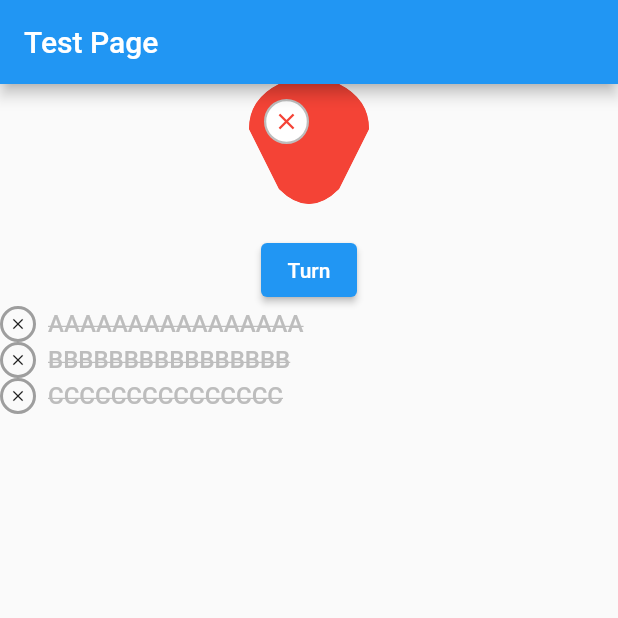
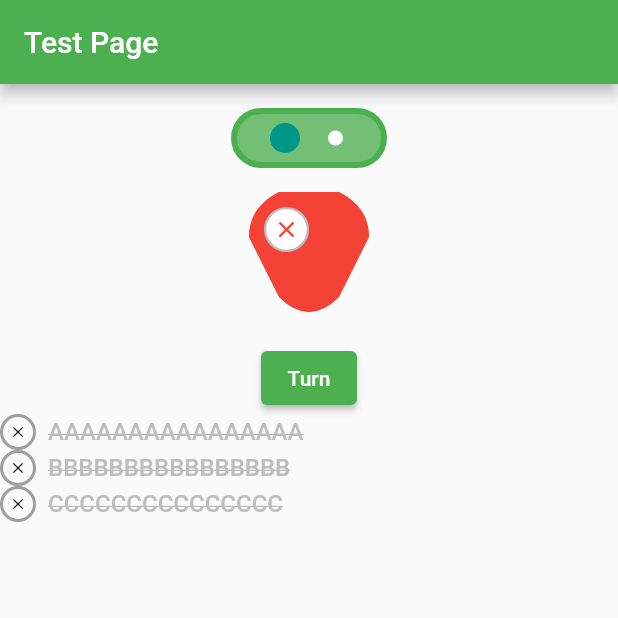
Before and after one commit to PiotrFLEURY/ugly-components, a Flutter app: the screen it shows after launch, on a phone screen of 412 x 824 dp, the top half of it. Run offline on Flutter 3.47's test engine with Material 2 defaults, Android fonts, the phone set to English and light mode, and no system bars.

Commit message:
create multiggle component

```diff
--- a/example/lib/main.dart
+++ b/example/lib/main.dart
@@ -1,6 +1,5 @@
 import 'package:flutter/material.dart';
-import 'package:uglycomponents/troggle.dart';
-import 'package:uglycomponents/radio/exclusive_radio.dart';
+import 'package:uglycomponents/uglycomponents.dart';
 
 void main() {
   runApp(const MyApp());
@@ -13,9 +12,9 @@ class MyApp extends StatelessWidget {
   @override
   Widget build(BuildContext context) {
     return MaterialApp(
-      title: 'Flutter Demo',
+      title: 'Ugly components',
       theme: ThemeData(
-        primarySwatch: Colors.blue,
+        primarySwatch: Colors.green,
       ),
       home: const TestPage(),
     );
@@ -45,6 +44,18 @@ class _TestPageState extends State<TestPage> {
             mainAxisSize: MainAxisSize.max,
             crossAxisAlignment: CrossAxisAlignment.center,
             children: [
+              Padding(
+                padding: const EdgeInsets.all(16.0),
+                child: Multiggle(
+                  count: 2,
+                  backgroundColor: Colors.green.withAlpha(200),
+                  borderColor: Colors.green,
+                  indicatorColor: Colors.teal,
+                  onPositionChanged: (position) {
+                    debugPrint('Multiggle position changed to $position');
+                  },
+                ),
+              ),
               Troggle(
                 width: 100,
                 height: 100,
--- /dev/null
+++ b/lib/multiggle.dart
@@ -0,0 +1,107 @@
+import 'package:flutter/material.dart';
+
+typedef OnPositionChanged = Function(int);
+
+class Multiggle extends StatefulWidget {
+  final Color backgroundColor;
+  final Color borderColor;
+  final Color indicatorColor;
+  final int count;
+  final OnPositionChanged? onPositionChanged;
+
+  const Multiggle({
+    Key? key,
+    this.backgroundColor = Colors.grey,
+    this.borderColor = Colors.black,
+    this.indicatorColor = Colors.black,
+    required this.count,
+    this.onPositionChanged,
+  }) : super(key: key);
+
+  @override
+  State<Multiggle> createState() => _MultiggleState();
+}
+
+class _MultiggleState extends State<Multiggle> {
+  int _position = 0;
+
+  List<Widget> _buildDots() {
+    return List.generate(
+      widget.count,
+      (index) => const _Dot(
+        size: 10,
+        color: Colors.white,
+      ),
+    );
+  }
+
+  @override
+  Widget build(BuildContext context) {
+    return GestureDetector(
+      onTap: () {
+        setState(() {
+          _position = (++_position) % widget.count;
+          widget.onPositionChanged?.call(_position);
+        });
+      },
+      child: Container(
+        decoration: BoxDecoration(
+          color: widget.backgroundColor,
+          borderRadius: BorderRadius.circular(32),
+          border: Border.all(
+            color: widget.borderColor,
+            width: 4,
+          ),
+        ),
+        child: SizedBox(
+          height: 32.0,
+          width: (widget.count + 1) * 32.0,
+          child: Stack(
+            children: [
+              Center(
+                child: Row(
+                  mainAxisAlignment: MainAxisAlignment.spaceEvenly,
+                  mainAxisSize: MainAxisSize.max,
+                  crossAxisAlignment: CrossAxisAlignment.center,
+                  children: _buildDots(),
+                ),
+              ),
+              AnimatedPositioned(
+                duration: const Duration(milliseconds: 300),
+                left: (_position + 1) * 32.0 - 10,
+                top: 6,
+                child: _Dot(
+                  size: 20,
+                  color: widget.indicatorColor,
+                ),
+              ),
+            ],
+          ),
+        ),
+      ),
+    );
+  }
+}
+
+class _Dot extends StatelessWidget {
+  final double size;
+  final Color color;
+
+  const _Dot({
+    Key? key,
+    this.size = 10,
+    this.color = Colors.grey,
+  }) : super(key: key);
+
+  @override
+  Widget build(BuildContext context) {
+    return Container(
+      width: size,
+      height: size,
+      decoration: BoxDecoration(
+        color: color,
+        shape: BoxShape.circle,
+      ),
+    );
+  }
+}
--- a/lib/uglycomponents.dart
+++ b/lib/uglycomponents.dart
@@ -1,7 +1,5 @@
 library uglycomponents;
 
-/// A Calculator.
-class Calculator {
-  /// Returns [value] plus 1.
-  int addOne(int value) => value + 1;
-}
+export 'package:uglycomponents/troggle.dart';
+export 'package:uglycomponents/radio/exclusive_radio.dart';
+export 'package:uglycomponents/multiggle.dart';
```
Also changed, not shown: example/pubspec.lock, pubspec.lock, 1 other file.
